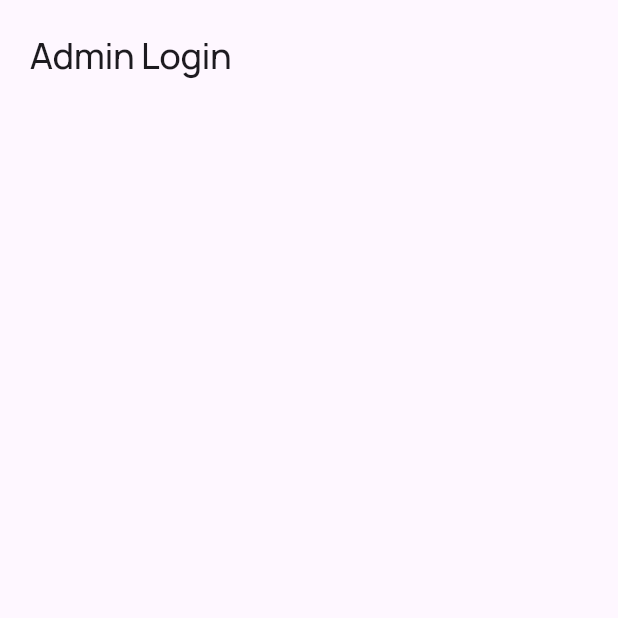
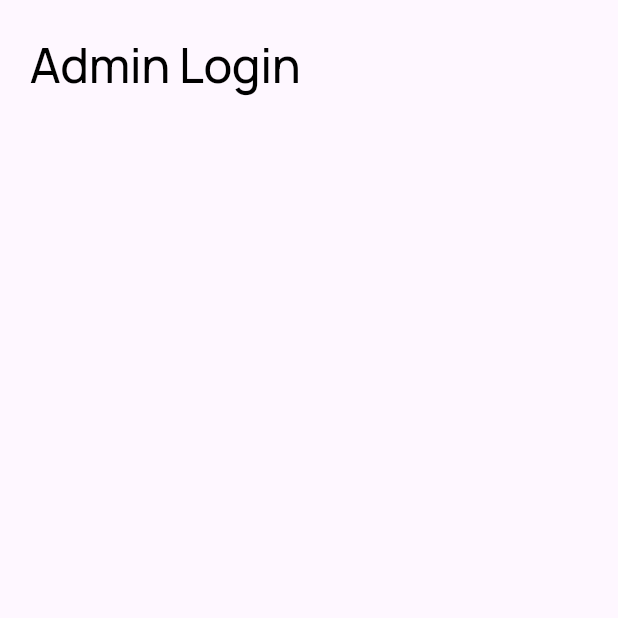
Before and after one commit to funflutter/admin_new, a Flutter app: the screen it shows after launch, on a phone screen of 412 x 824 dp, the top half of it. Run offline on Flutter 3.47's test engine with Material 3 defaults, Android fonts, the phone set to English and light mode, and no system bars; our stand-ins replace google_fonts.

Commit message:
font updated

```diff
--- a/lib/pages/login_page.dart
+++ b/lib/pages/login_page.dart
@@ -14,7 +14,7 @@ class LoginPage extends StatelessWidget {
             children: [
               Text(
                 "Admin Login",
-                style: AppFonts.Regular24,
+                style: AppFonts.regular32(Colors.black),
               ),
             ],
           ),
--- a/lib/theme/global_color.dart
+++ b/lib/theme/global_color.dart
@@ -1,25 +1,6 @@
 import 'package:flutter/material.dart';
 
-class AppColors {
-  // Primary Brand Colors
-  static const Color primary = Color(0xFF4CAF50); // Green example
-  static const Color secondary = Color(0xFF03A9F4); // Blue example
-
+class PageBackgoundColor {
   // Text Colors
-  static const Color textBlack = Color.fromARGB(255, 0, 0, 0);
-  static const Color textWhite = Color.fromARGB(255, 255, 255, 255);
-
-  // Background Colors
-  static const Color background = Color(0xFFF5F5F5);
-  static const Color cardBackground = Color(0xFFFFFFFF);
-
-  // Alerts & Status
-  static const Color success = Color(0xFF4CAF50);
-  static const Color warning = Color(0xFFFFC107);
-  static const Color error = Color(0xFFF44336);
-
-  // Greyscale
-  static const Color grey100 = Color(0xFFF0F0F0);
-  static const Color grey200 = Color(0xFFE0E0E0);
-  static const Color grey300 = Color(0xFFBDBDBD);
+  static const Color pageBackground = Color.fromARGB(255, 250, 250, 250);
 }
--- a/lib/theme/global_font.dart
+++ b/lib/theme/global_font.dart
@@ -3,202 +3,234 @@ import 'package:google_fonts/google_fonts.dart';
 
 class AppFonts {
   // font - 32
-  static TextStyle Regular32 = GoogleFonts.manrope(
+  static TextStyle regular32(Color color) => GoogleFonts.manrope(
         fontSize: 32,
         fontWeight: FontWeight.w500,
         letterSpacing: -0.3,
+        color: color,
       );
 
-  static TextStyle Medium32 = GoogleFonts.manrope(
+  static TextStyle Medium32(Color color) => GoogleFonts.manrope(
         fontSize: 32,
         fontWeight: FontWeight.w600,
         letterSpacing: -0.3,
+        color: color,
       );
 
-  static TextStyle semibold32 = GoogleFonts.manrope(
+  static TextStyle semibold32(Color color) => GoogleFonts.manrope(
         fontSize: 32,
         fontWeight: FontWeight.w700,
         letterSpacing: -0.3,
+        color: color,
       );
 
-  static TextStyle bold32 = GoogleFonts.manrope(
+  static TextStyle bold32(Color color) => GoogleFonts.manrope(
         fontSize: 32,
         fontWeight: FontWeight.w800,
         letterSpacing: -0.3,
+        color: color,
       );
 
   // font - 28
-  static TextStyle Regular28 = GoogleFonts.manrope(
+  static TextStyle Regular28(Color color) => GoogleFonts.manrope(
         fontSize: 28,
         fontWeight: FontWeight.w500,
         letterSpacing: -0.3,
+        color: color,
       );
 
-  static TextStyle Medium28 = GoogleFonts.manrope(
+  static TextStyle Medium28(Color color) => GoogleFonts.manrope(
         fontSize: 28,
         fontWeight: FontWeight.w600,
         letterSpacing: -0.3,
+        color: color,
       );
 
-  static TextStyle semibold28 = GoogleFonts.manrope(
+  static TextStyle semibold28(Color color) => GoogleFonts.manrope(
         fontSize: 28,
         fontWeight: FontWeight.w700,
         letterSpacing: -0.3,
+        color: color,
       );
 
-  static TextStyle bold28 = GoogleFonts.manrope(
+  static TextStyle bold28(Color color) => GoogleFonts.manrope(
         fontSize: 28,
         fontWeight: FontWeight.w800,
         letterSpacing: -0.3,
+        color: color,
       );
 
   // font - 24
-  static TextStyle Regular24 = GoogleFonts.manrope(
+  static TextStyle Regular24(Color color) => GoogleFonts.manrope(
         fontSize: 24,
         fontWeight: FontWeight.w500,
         letterSpacing: -0.3,
+        color: color,
       );
 
-  static TextStyle Medium24 = GoogleFonts.manrope(
+  static TextStyle Medium24(Color color) => GoogleFonts.manrope(
         fontSize: 24,
         fontWeight: FontWeight.w600,
         letterSpacing: -0.3,
+        color: color,
       );
 
-  static TextStyle semibold24 = GoogleFonts.manrope(
+  static TextStyle semibold24(Color color) => GoogleFonts.manrope(
         fontSize: 24,
         fontWeight: FontWeight.w700,
         letterSpacing: -0.3,
+        color: color,
       );
 
-  static TextStyle bold24 = GoogleFonts.manrope(
+  static TextStyle bold24(Color color) => GoogleFonts.manrope(
         fontSize: 24,
         fontWeight: FontWeight.w800,
         letterSpacing: -0.3,
+        color: color,
       );
 
   // font - 20
-  static TextStyle Regular20 = GoogleFonts.manrope(
+  static TextStyle Regular20(Color color) => GoogleFonts.manrope(
         fontSize: 20,
         fontWeight: FontWeight.w500,
         letterSpacing: -0.3,
+        color: color,
       );
 
-  static TextStyle Medium20 = GoogleFonts.manrope(
+  static TextStyle Medium20(Color color) => GoogleFonts.manrope(
         fontSize: 20,
         fontWeight: FontWeight.w600,
         letterSpacing: -0.3,
+        color: color,
       );
 
-  static TextStyle semibold20 = GoogleFonts.manrope(
+  static TextStyle semibold20(Color color) => GoogleFonts.manrope(
         fontSize: 20,
         fontWeight: FontWeight.w700,
         letterSpacing: -0.3,
+        color: color,
       );
 
-  static TextStyle bold20 = GoogleFonts.manrope(
+  static TextStyle bold20(Color color) => GoogleFonts.manrope(
         fontSize: 20,
         fontWeight: FontWeight.w800,
         letterSpacing: -0.3,
+        color: color,
       );
 
   // font - 18
-  static TextStyle Regular18 = GoogleFonts.manrope(
+  static TextStyle Regular18(Color color) => GoogleFonts.manrope(
         fontSize: 18,
         fontWeight: FontWeight.w500,
         letterSpacing: -0.3,
+        color: color,
       );
 
-  static TextStyle Medium18 = GoogleFonts.manrope(
+  static TextStyle Medium18(Color color) => GoogleFonts.manrope(
         fontSize: 18,
         fontWeight: FontWeight.w600,
         letterSpacing: -0.3,
+        color: color,
       );
 
-  static TextStyle semibold18 = GoogleFonts.manrope(
+  static TextStyle semibold18(Color color) => GoogleFonts.manrope(
         fontSize: 18,
         fontWeight: FontWeight.w700,
         letterSpacing: -0.3,
+        color: color,
       );
 
-  static TextStyle bold18 = GoogleFonts.manrope(
+  static TextStyle bold18(Color color) => GoogleFonts.manrope(
         fontSize: 18,
         fontWeight: FontWeight.w800,
         letterSpacing: -0.3,
+        color: color,
       );
 
   // font - 16
-  static TextStyle Regular16 = GoogleFonts.manrope(
+  static TextStyle Regular16(Color color) => GoogleFonts.manrope(
         fontSize: 16,
         fontWeight: FontWeight.w500,
         letterSpacing: -0.3,
+        color: color,
       );
 
-  static TextStyle Medium16 = GoogleFonts.manrope(
+  static TextStyle Medium16(Color color) => GoogleFonts.manrope(
         fontSize: 16,
         fontWeight: FontWeight.w600,
         letterSpacing: -0.3,
+        color: color,
       );
 
-  static TextStyle semibold16 = GoogleFonts.manrope(
+  static TextStyle semibold16(Color color) => GoogleFonts.manrope(
         fontSize: 16,
         fontWeight: FontWeight.w700,
         letterSpacing: -0.3,
+        color: color,
       );
 
-  static TextStyle bold16 = GoogleFonts.manrope(
+  static TextStyle bold16(Color color) => GoogleFonts.manrope(
         fontSize: 16,
         fontWeight: FontWeight.w800,
         letterSpacing: -0.3,
+        color: color,
       );
 
   // font - 14
-  static TextStyle Regular14 = GoogleFonts.manrope(
+  static TextStyle Regular14(Color color) => GoogleFonts.manrope(
         fontSize: 14,
         fontWeight: FontWeight.w500,
         letterSpacing: -0.3,
+        color: color,
       );
 
-  static TextStyle Medium14 = GoogleFonts.manrope(
+  static TextStyle Medium14(Color color) => GoogleFonts.manrope(
         fontSize: 14,
         fontWeight: FontWeight.w600,
         letterSpacing: -0.3,
+        color: color,
       );
 
-  static TextStyle semibold14 = GoogleFonts.manrope(
+  static TextStyle semibold14(Color color) => GoogleFonts.manrope(
         fontSize: 14,
         fontWeight: FontWeight.w700,
         letterSpacing: -0.3,
+        color: color,
       );
 
-  static TextStyle bold14 = GoogleFonts.manrope(
+  static TextStyle bold14(Color color) => GoogleFonts.manrope(
         fontSize: 14,
         fontWeight: FontWeight.w800,
         letterSpacing: -0.3,
+        color: color,
       );
 
   // font - 12
-  static TextStyle Regular12 = GoogleFonts.manrope(
+  static TextStyle Regular12(Color color) => GoogleFonts.manrope(
         fontSize: 12,
         fontWeight: FontWeight.w500,
         letterSpacing: -0.3,
+        color: color,
       );
 
-  static TextStyle Medium12 = GoogleFonts.manrope(
+  static TextStyle Medium12(Color color) => GoogleFonts.manrope(
         fontSize: 12,
         fontWeight: FontWeight.w600,
         letterSpacing: -0.3,
+        color: color,
       );
 
-  static TextStyle semibold12 = GoogleFonts.manrope(
+  static TextStyle semibold12(Color color) => GoogleFonts.manrope(
         fontSize: 12,
         fontWeight: FontWeight.w700,
         letterSpacing: -0.3,
+        color: color,
       );
 
-  static TextStyle bold12 = GoogleFonts.manrope(
+  static TextStyle bold12(Color color) => GoogleFonts.manrope(
         fontSize: 12,
         fontWeight: FontWeight.w800,
         letterSpacing: -0.3,
+        color: color,
       );
 }
```
Lines whose indentation alone changed are shown as unchanged.
